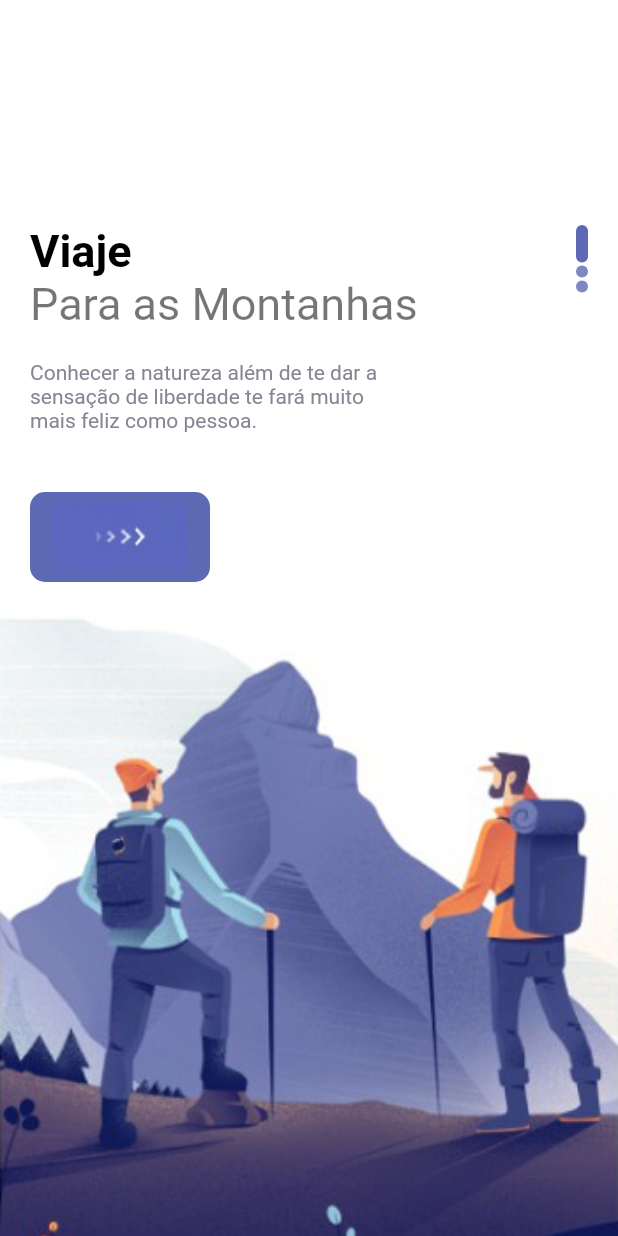
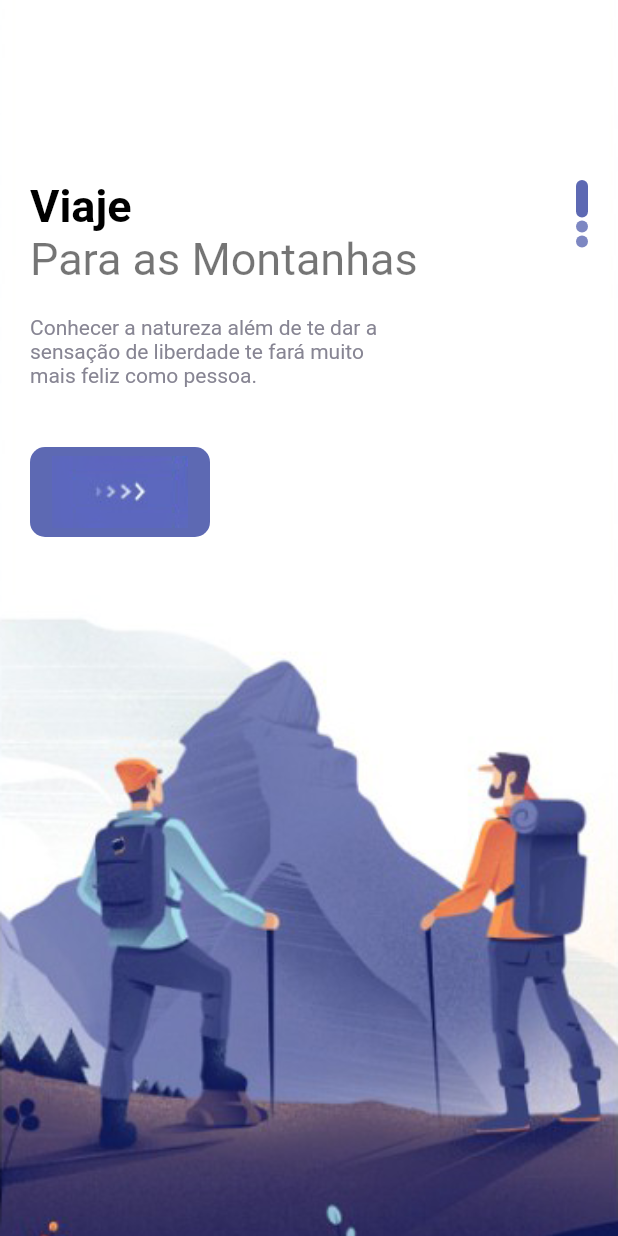
Before and after one commit to Grubba27/trips, a Flutter app: the screen it shows after launch, on a phone screen of 412 x 824 dp. Run offline on Flutter 3.47's test engine with Material 2 defaults, Android fonts, the phone set to English and light mode, and no system bars.

Commit message:
adjusted height

```diff
--- a/lib/widgets/carrossel_page.dart
+++ b/lib/widgets/carrossel_page.dart
@@ -32,7 +32,7 @@ class AppCarrossel extends StatelessWidget {
           image: DecorationImage(
               fit: BoxFit.cover, image: AssetImage("img/" + bg))),
       child: Container(
-        margin: const EdgeInsets.only(top: 150, left: 20, right: 20),
+        margin: const EdgeInsets.only(top: 120, left: 20, right: 20),
         child: Row(
           mainAxisAlignment: MainAxisAlignment.spaceBetween,
           children: [
```
